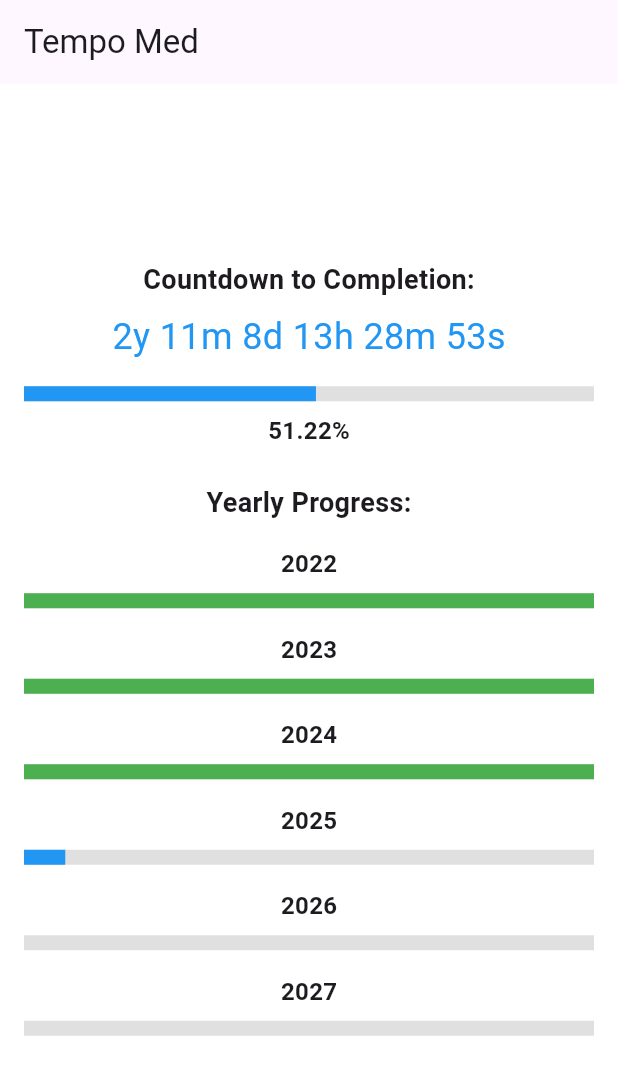
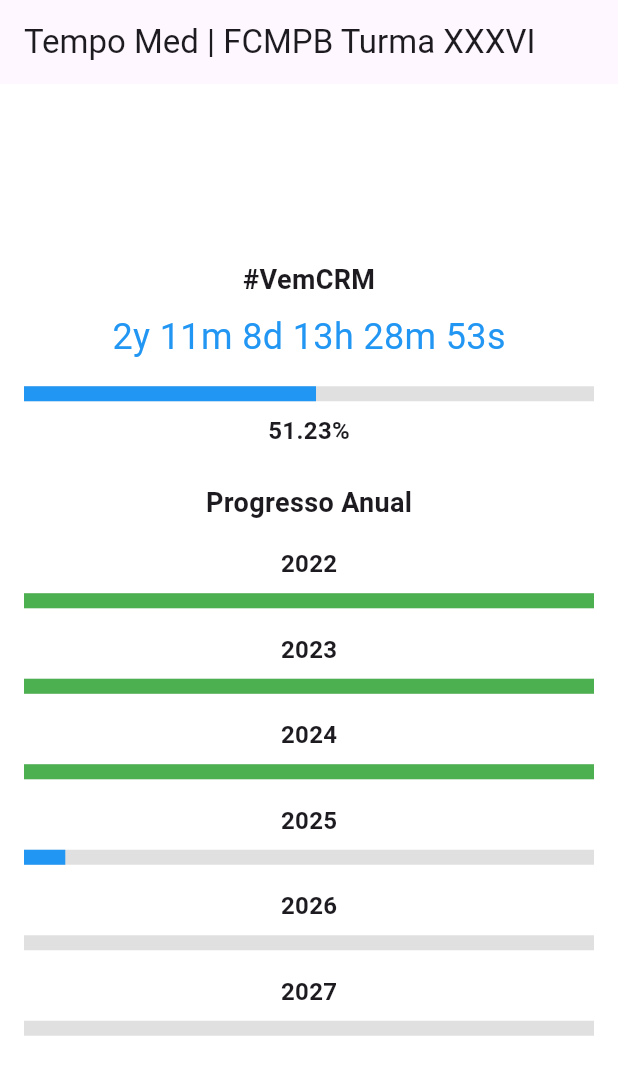
Before and after one commit to anegri91/TempoMed, a Flutter app: the screen it shows after launch, on a phone screen of 412 x 824 dp. Shown: the top 1075 px of the screen. Run offline on Flutter 3.47's test engine with Material 3 defaults, Android fonts, the phone set to English and light mode, and no system bars.

Commit message:
Force update site

```diff
--- a/lib/progress_bar_screen.dart
+++ b/lib/progress_bar_screen.dart
@@ -12,7 +12,7 @@ class _ProgressBarScreenState extends State<ProgressBarScreen> {
   double _mainProgress = 0.0;
   List<double> _yearlyProgress = [1.0, 1.0, 1.0, 0.0, 0.0, 0.0];
 
-  final DateTime startDate = DateTime(2022, 1, 1, 12, 0);
+  final DateTime startDate = DateTime(2022, 1, 1, 0, 0);
   final DateTime endDate = DateTime(2027, 12, 31, 23, 59);
 
   @override
@@ -83,7 +83,7 @@ class _ProgressBarScreenState extends State<ProgressBarScreen> {
     return Scaffold(
       backgroundColor: Colors.white,
       appBar: AppBar(
-        title: Text('Tempo Med'),
+        title: Text('Tempo Med | FCMPB Turma XXXVI'),
       ),
       body: Padding(
         padding: const EdgeInsets.all(16.0),
@@ -92,7 +92,7 @@ class _ProgressBarScreenState extends State<ProgressBarScreen> {
           children: [
             // Main Countdown Progress Bar
             Text(
-              'Countdown to Completion:',
+              '#VemCRM',
               style: TextStyle(fontSize: 18, fontWeight: FontWeight.bold),
             ),
             SizedBox(height: 8),
@@ -115,7 +115,7 @@ class _ProgressBarScreenState extends State<ProgressBarScreen> {
             SizedBox(height: 24),
             // Yearly Progress Bars
             Text(
-              'Yearly Progress:',
+              'Progresso Anual',
               style: TextStyle(fontSize: 18, fontWeight: FontWeight.bold),
             ),
             SizedBox(height: 16),
```
Also changed, not shown: 3 other files.
